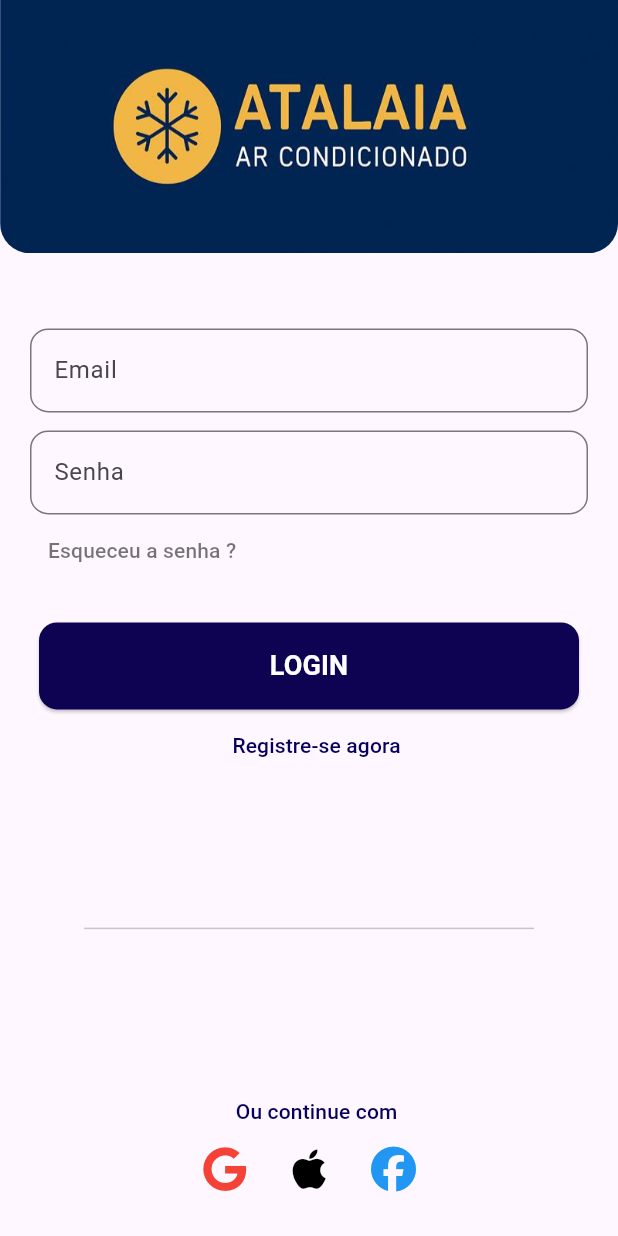
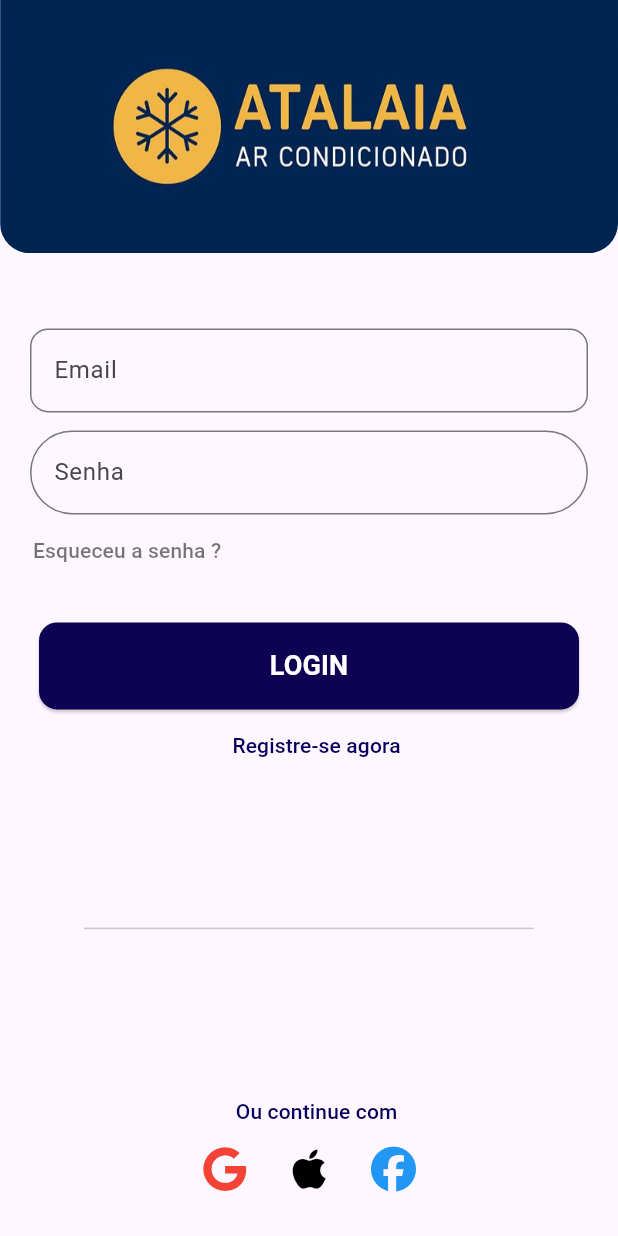
Before and after one commit to minoru-yamanaka/atalaia_ar_condicionados_flutter_application_1, a Flutter app: the screen it shows after launch, on a phone screen of 412 x 824 dp. Run offline on Flutter 3.47's test engine with Material 3 defaults, Android fonts, the phone set to English and light mode, and no system bars; our stand-ins replace font_awesome_flutter, shared_preferences.

Commit message:
page register

```diff
--- a/lib/Pages/login_page.dart
+++ b/lib/Pages/login_page.dart
@@ -58,7 +58,7 @@ class _LoginPageState extends State<LoginPage> {
               decoration: InputDecoration(
                 labelText: 'Senha',
                 border: OutlineInputBorder(
-                  borderRadius: BorderRadius.circular(12.0),
+                  borderRadius: BorderRadius.circular(50.0),
                 ),
                 focusedBorder: OutlineInputBorder(
                   borderRadius: BorderRadius.circular(12.0),
@@ -73,7 +73,7 @@ class _LoginPageState extends State<LoginPage> {
 
           // --- ESQUECEU A SENHA ---
           Padding(
-            padding: const EdgeInsets.only(left: 20, right: 20),
+            padding: const EdgeInsets.only(left: 10),
             child: Align(
               alignment: Alignment.centerLeft,
               child: TextButton(
```
Also changed, not shown: lib/Pages/localizacao_page copy.dart (+9 -5 lines).
